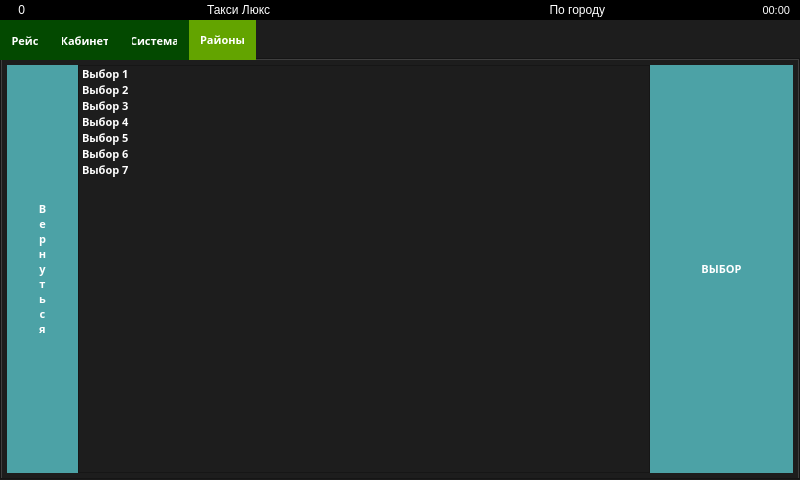
Qt form indigotaxi.ui (koolkhel/wince-taximeter) before a commit.
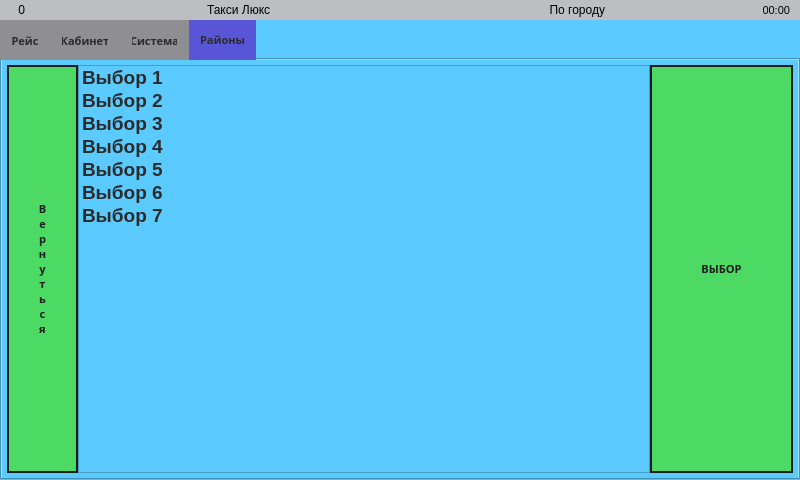
The same form after that commit. The open tabs and pages were chosen to show the change. Icons and pictures are not drawn.

Commit message: day mode implemented. Switching follows

Diff of the .ui file:
```diff
--- a/indigotaxi.ui
+++ b/indigotaxi.ui
@@ -26,24 +26,7 @@
    <string>IndigoTaxi</string>
   </property>
   <property name="styleSheet">
-   <string notr="true">#regionList QScrollBar:vertical, 
-#regionListSettingsWidget QScrollBar:vertical,
-#regionDetailsList QScrollBar:vertical ,
-#messageTemplatesList QScrollBar:vertical
-{
-      width: 80px;
-}
-
-#regionList, 
-#regionListSettingsWidget, 
-#regionDetailsList,
-#messageTemplatesList
-{
-	font: 14pt &quot;Segoe UI&quot;;
-	font-weight: bold;
-}
-
-QTabBar::tab {
+   <string notr="true">QTabBar::tab {
  	height: 40px;
 	font: 10pt &quot;Segoe UI&quot;;
 	font-weight: bold; 
@@ -133,36 +116,56 @@
     </sizepolicy>
    </property>
    <property name="styleSheet">
-    <string notr="true">* {
-	background: #1d1d1d;
-	color: white;
+    <string notr="true">#regionList, 
+#regionListSettingsWidget, 
+#regionDetailsList,
+#messageTemplatesList
+{
+	font: 14pt &quot;Segoe UI&quot;;
+	font-weight: bold;
+}
+
+#regionList QScrollBar:vertical, 
+#regionListSettingsWidget QScrollBar:vertical,
+#regionDetailsList QScrollBar:vertical ,
+#messageTemplatesList QScrollBar:vertical
+{
+      width: 80px;
+}
+
+
+* {
+	background: #5BCAFF;
+	color: #2b2b2b;
 }
 
 QPushButton {
-	color: white;
+	color: #1d1d1d;
+	border: 2px solid #1d1d1d;
 }
 
 #statusRowFrame * {
-	background: black;
-	color: white;
+	background: #BDBEC2;
+	color: black;
 }
 
 #statusRowFrame {
-	background: black;
+	background: #BDBEC2;
 }
 
 #taxiRateFrame * {
-	background: black;
-	color: #b0b0b0;
+	background: #5BCAFF;
+	color: #2b2b2b;
 }
 
 #taxiRateFrame {
-	background: black;
+	background: #5BCAFF;
 	border-top: 1px solid #101010;
 }
 
 #driverNumberButton, #orderPageDriverNumberButton {
 	color: #909090;
+	border: none;
 }
 
 #acceptRegionButton {
@@ -203,24 +206,24 @@
 }
 
 QTabBar::tab:selected {
-	background: #63a400;
+	background: #5856D6;
 }
 
 QTabBar::tab:!selected {
-	background: #034900;
+	background: #8E8E93;
 }
 
 /* three main buttons */
 #moveToClientButton{
-	background: #ea6b00;
+	background: #1D62F0;
 }
 
 #inPlaceButton {
-	background: #4ca2a6;
+	background: #4CD964;
 }
 
 #startClientMoveButton {
-	background: #70a400;
+	background: #FF3B30;
 }
 
 #inPlaceButton[enabled=&quot;false&quot;],
@@ -238,7 +241,7 @@
 
 /* ---------- order page --------------- */
 #paytimeButton {
-	background: #c23c00;
+	background: #FF1300;
 }
 
 #overloadButton {
@@ -250,7 +253,7 @@
 }
 
 #trainCrossButton {
-	background: #275883;
+	background: #5856D6;
 }
 
 #trainCrossButton:checked {
@@ -258,7 +261,7 @@
 }
 
 #directionValueButton {
-	background: #6c0144;
+	background: #4CD964;
 }
 
 /* ------------------ */
@@ -284,7 +287,7 @@
 /* settings pages */
 /* all settings button are cyan */
 #settingsTabWidget QPushButton {
-	background: #4ca2a6;
+	background: #4CD964;
 }
 
 #dutyStart:checked {
@@ -2675,6 +2678,15 @@
                 </item>
                 <item>
                  <widget class="QListWidget" name="regionListSettingsWidget">
+                  <property name="font">
+                   <font>
+                    <family>Segoe UI</family>
+                    <pointsize>14</pointsize>
+                    <weight>75</weight>
+                    <italic>false</italic>
+                    <bold>true</bold>
+                   </font>
+                  </property>
                   <item>
                    <property name="text">
                     <string>Выбор 1</string>
```
Left out of the diff: 16 changed lines with no effect on the pictures.
